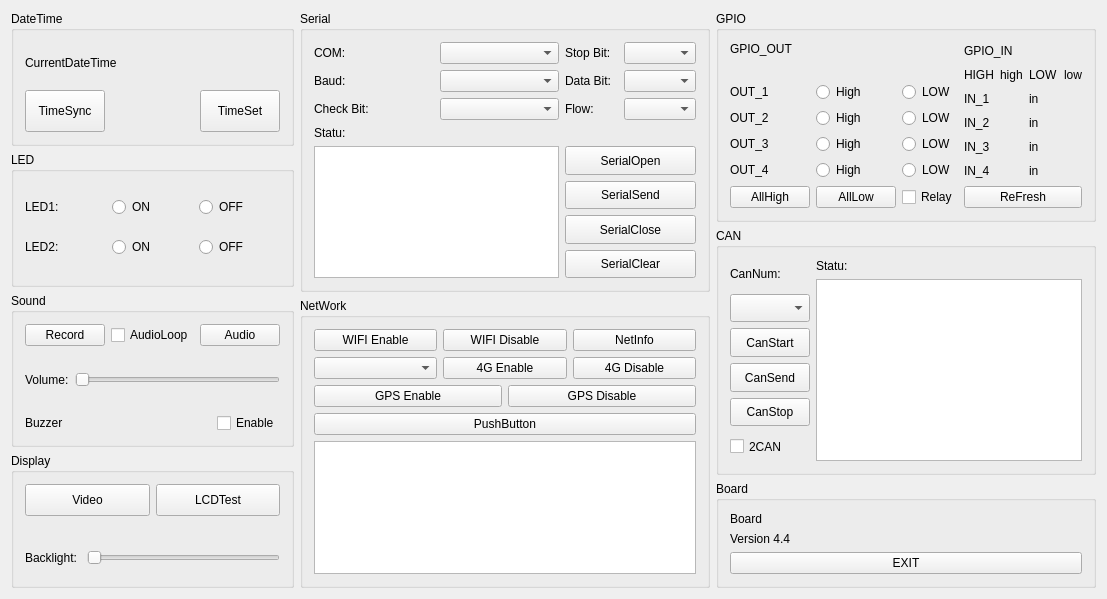
Qt form mainwindow.ui (Chipsee/hardwaretest) before a commit.
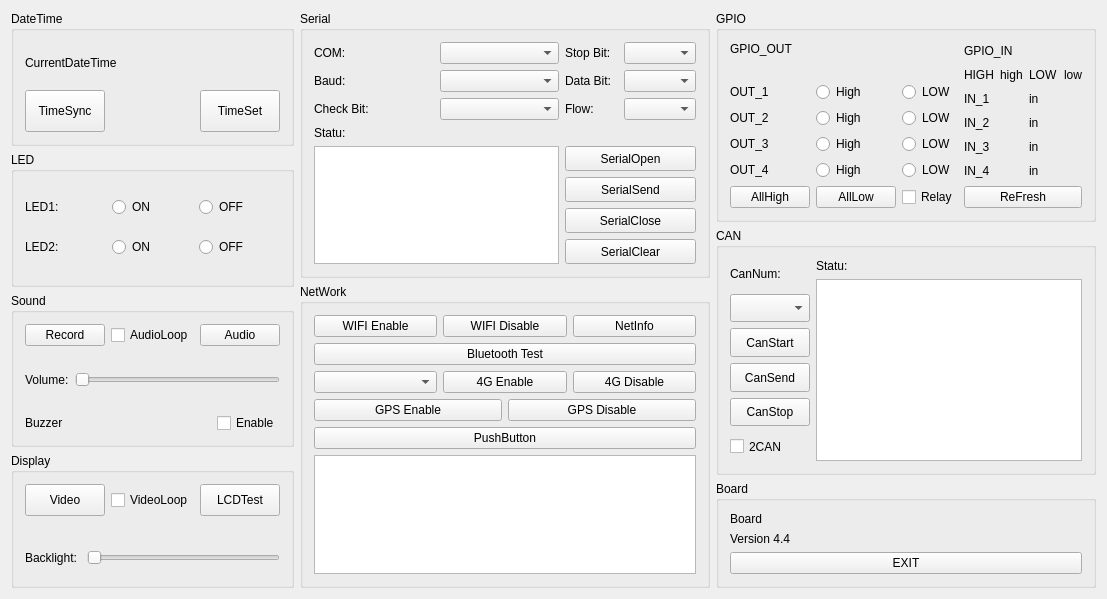
The same form after that commit.

Commit message: 1. Add Bluetooth Test module. 2. Use Inter LCDTester class for IMX6Q Yocto 5.15 system. 3. Use QMediaPlayer Class to test Video for IMX6Q Yocto 5.15 system. 4. Use QSoundEffect Class to test Audio for IMX6Q Yocto 5.15 system.

Diff of the .ui file:
```diff
--- a/mainwindow.ui
+++ b/mainwindow.ui
@@ -304,6 +304,13 @@
              </property>
             </widget>
            </item>
+           <item>
+            <widget class="QCheckBox" name="checkBox_videoloop">
+             <property name="text">
+              <string>VideoLoop</string>
+             </property>
+            </widget>
+           </item>
            <item>
             <widget class="QPushButton" name="pushButton_lcdtest">
              <property name="sizePolicy">
@@ -635,6 +642,13 @@
              </item>
             </layout>
            </item>
+           <item>
+            <widget class="QPushButton" name="pushButton_BluetoothTest">
+             <property name="text">
+              <string>Bluetooth Test</string>
+             </property>
+            </widget>
+           </item>
            <item>
             <layout class="QHBoxLayout" name="horizontalLayout_4G">
              <item>
```
Left out of the diff: 4 changed lines with no effect on the pictures. The commit also changes 26 other files.
